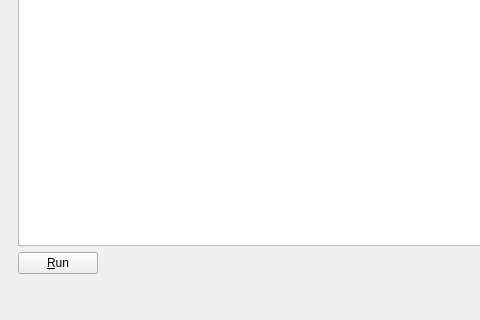
First picture: the form in src/appleseed.studio/debug/benchmarks/benchmarkwindow.ui, repository appleseedhq/appleseed, before the edit; both pictures show x 0 to 480 and y 280 to 600 of the 800 by 600 pixel window.
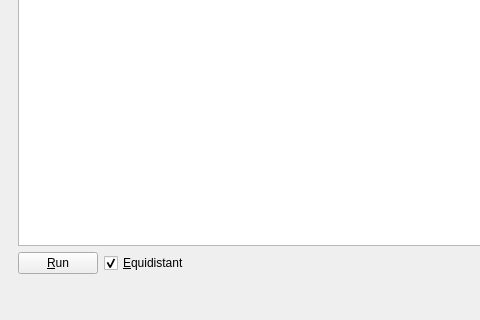
Second picture: the form after the edit.

```diff
--- a/src/appleseed.studio/debug/benchmarks/benchmarkwindow.ui
+++ b/src/appleseed.studio/debug/benchmarks/benchmarkwindow.ui
@@ -55,6 +55,16 @@
            </property>
           </widget>
          </item>
+         <item>
+          <widget class="QCheckBox" name="checkbox_equidistant">
+           <property name="text">
+            <string>&amp;Equidistant</string>
+           </property>
+           <property name="checked">
+            <bool>true</bool>
+           </property>
+          </widget>
+         </item>
          <item>
           <spacer name="horizontalSpacer">
            <property name="orientation">
```
Left out of the diff: 3 changed lines with no effect on the pictures.
